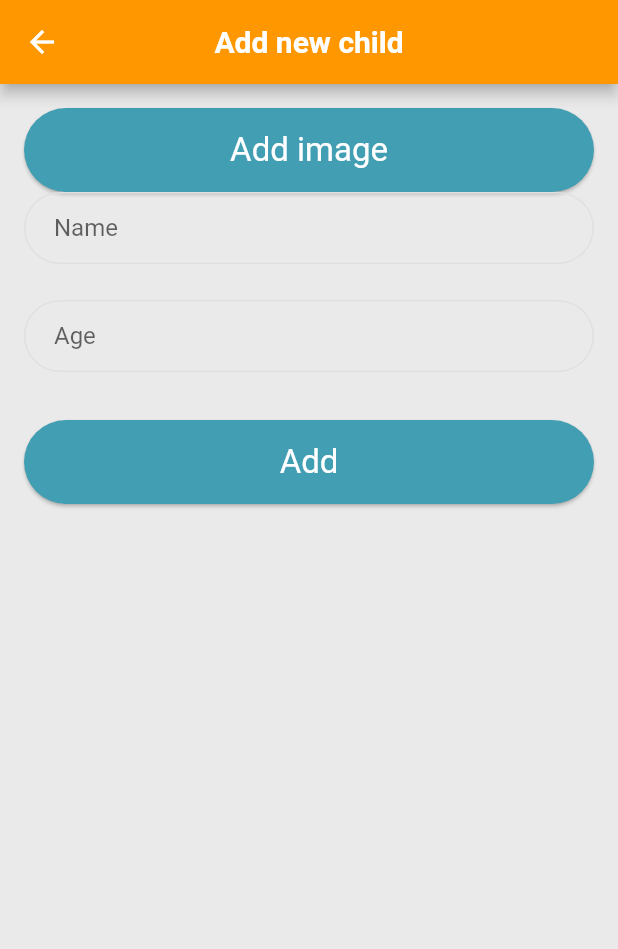
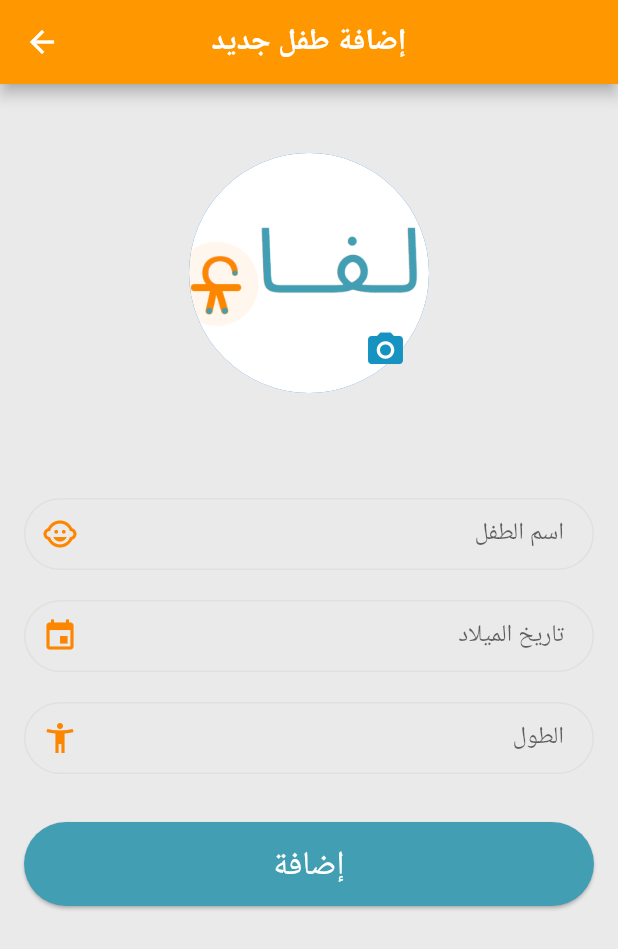
Before and after one commit to Deenalbuali/2022-GP1-3, a Flutter app: the addChild screen opened directly, on a phone screen of 412 x 824 dp. Shown: the top 949 px of the screen. Run offline on Flutter 3.47's test engine with Material 2 defaults, Android fonts, the phone set to English and light mode, and no system bars; our stand-ins replace cloud_firestore, curved_navigation_bar, firebase_core, font_awesome_flutter, image_picker; accounts and stored records are empty.

Commit message:
Add child almost done

```diff
--- a/elfaa/lib/screens/mngChildInfo/addChild.dart
+++ b/elfaa/lib/screens/mngChildInfo/addChild.dart
@@ -1,54 +1,105 @@
+import 'dart:io';
 import 'package:cloud_firestore/cloud_firestore.dart';
+import 'package:flutter/material.dart';
+import 'package:image_picker/image_picker.dart';
 //import 'package:firebase_auth/firebase_auth.dart';
 //import 'package:firebase_core/firebase_core.dart';
-import 'package:flutter/material.dart';
-
 class addChild extends StatefulWidget {
   @override
   State<addChild> createState() => _addChildState();
 }
+
 class _addChildState extends State<addChild> {
+
+//profile image variables
+  PickedFile? _imgFile;
+  final ImagePicker _picker = ImagePicker();
+//information form controllers
   final controllerName = TextEditingController();
-  final controllerAge = TextEditingController();
    final controllerBirthday = TextEditingController();
+  final controllerHeight = TextEditingController();
+
+  TextEditingController email = TextEditingController();
 
 
   @override
   Widget build(BuildContext context) => Scaffold(
-      backgroundColor: Color.fromARGB(255, 235, 234, 234),
+        backgroundColor: const Color.fromARGB(255, 235, 234, 234),
         appBar: AppBar(
-        title: Text(
-          "Add new child",
+          title: const Text(
+            "إضافة طفل جديد",
             style: TextStyle(fontWeight: FontWeight.bold),
           ),
           backgroundColor: Colors.orange,
           centerTitle: true,
         ),
         body: ListView(
-        padding: EdgeInsets.all(16),
-        children: <Widget> [
-          ElevatedButton(onPressed: (){},
-           child: Text ("Add image")),
-        TextField(
+          padding: const EdgeInsets.all(16),
+          children: <Widget>[
+            const SizedBox(height: 30),
+            childImg(),
+            const SizedBox(height: 70),
+            Directionality(
+                textDirection: TextDirection.rtl,
+                child: TextFormField(
+                  textAlign: TextAlign.right,
                   controller: controllerName,
-          decoration: decoration('Name'),
+                  decoration: const InputDecoration(
+                    suffixIcon:
+                        Icon(Icons.child_care, color: Color(0xFFFD8601)),
+                    labelText: "اسم الطفل",
                   ),
-        const SizedBox(height: 24),
-        TextField(
-          controller: controllerAge,
-          decoration: decoration('Age'),
+                  validator: (value) {
+                    if (value!.isEmpty || controllerName.text.trim() == "") {
+                      return "الحقل مطلوب";
+                    }
+                  },
+                )),
+                const SizedBox(height: 20),
+                Directionality(
+                textDirection: TextDirection.rtl,
+                child: TextFormField(
+                  textAlign: TextAlign.right,
+                  controller: controllerBirthday,
+                  decoration: const InputDecoration(
+                    suffixIcon:
+                        Icon(Icons.event, color: Color(0xFFFD8601)),
+                    labelText: "تاريخ الميلاد",
+                  ),
+                  validator: (value) {
+                    if (value!.isEmpty || controllerBirthday.text.trim() == "") {
+                      return "الحقل مطلوب";
+                    }
+                  },
+                )),
+            const SizedBox(height: 20),
+            Directionality(
+                textDirection: TextDirection.rtl,
+                child: TextFormField(
+                  textAlign: TextAlign.right,
+                  controller: controllerHeight,
+                  decoration: const InputDecoration(
+                    suffixIcon:
+                        Icon(Icons.accessibility_new, color: Color(0xFFFD8601)),
+                    labelText: "الطول",
+                  ),
                   keyboardType: TextInputType.number,
+                  validator: (value) {
+                    if (value!.isEmpty || controllerHeight.text.trim() == "") {
+                      return "الحقل مطلوب";
+                    }
+                  },
+                )),
+            const SizedBox(
+              height: 32,
             ),
-
-        const SizedBox(height: 32,),
             ElevatedButton(
-          child: Text('Add'),
-          onPressed: (){
+              child: const Text('إضافة'),
+              onPressed: () {
                 final child = Child(
                     name: controllerName.text,
-              age: int.parse(controllerAge.text),
-              birthday: DateTime.parse('2022-01-01')
-            );
+                    age: int.parse(controllerHeight.text),
+                    birthday: DateTime.parse('2022-01-01'));
 
                 addChild(child);
 
@@ -58,14 +109,87 @@ class _addChildState extends State<addChild> {
           ],
         ),
       );
+  //-----------------Rero's Helping Methods--------------------------------//
+
+  //Adding child's profile picture
+  childImg() {
+    return Center(
+      child: Stack(
+        children: <Widget>[
+          CircleAvatar(
+              radius: 80,
+              backgroundImage: _imgFile == null
+                  ? const AssetImage("assets/images/elfaa.png")
+                  : FileImage(File(_imgFile!.path)) as ImageProvider),
+          Positioned(
+              bottom: 15,
+              right: 15,
+              child: InkWell(
+                  onTap: () {
+                    showModalBottomSheet(
+                        context: context, builder: ((builder) => bottomImgPicker()));
+                  },
+                  child: Icon(Icons.camera_alt,
+                      color: Color.fromARGB(255, 22, 147, 193), size: 28)))
+        ],
+      ),
+    );
+  }
+
+//bottom container of image source options
+  bottomImgPicker() {
+    return Container(
+      height: 100,
+      width: MediaQuery.of(context).size.width,
+      margin: const EdgeInsets.symmetric(horizontal: 20, vertical: 20),
+      child: Column(
+        children: <Widget>[
+          const Text(
+            "chooose image",
+            style: TextStyle(fontSize: 20),
+          ),
+          const SizedBox(height: 20),
+          Row(
+            mainAxisAlignment: MainAxisAlignment.center,
+            children: <Widget>[
+              TextButton.icon(
+                  icon: const Icon(Icons.camera),
+                  onPressed: () {
+                    takePhoto(ImageSource.camera);
+                  },
+                  label: const Text("Camera")),
+              TextButton.icon(
+                  icon: const Icon(Icons.image),
+                  onPressed: () {
+                    takePhoto(ImageSource.gallery);
+                  },
+                  label: const Text("Gallary"))
+            ],
+          )
+        ],
+      ),
+    );
+  }
+
+//Getting the picture from the mobile camera
+  void takePhoto(ImageSource source) async {
+    final pickedFile = await _picker.getImage(source: source);
+    setState(() {
+      _imgFile = pickedFile;
+    });
+  }
 
   InputDecoration decoration(String label) =>
-      InputDecoration(labelText: label, border: OutlineInputBorder());
+      InputDecoration(labelText: label, border: const OutlineInputBorder());
 
-  Future addChild (Child child) async {
+  //adding child doc to a parent doc in the firestore database
+  Future addChild(Child child) async {
     //Reference to document
-    final docChild = FirebaseFirestore.instance.collection('parent').doc('Renad').collection('children').doc(child.name);
-
+    final docChild = FirebaseFirestore.instance
+        .collection('parent')
+        .doc('Renad')
+        .collection('children')
+        .doc(child.name);
 
     final json = child.toJson();
     //Create doc and write data
@@ -73,20 +197,14 @@ class _addChildState extends State<addChild> {
   }
 }
 
+//child object
 class Child {
   final String name;
   final int age;
   final DateTime birthday;
 
-  Child ({
-    required this.name,
-    required this.age,
-    required this.birthday
-});
+  Child({required this.name, required this.age, required this.birthday});
 
-Map<String, dynamic> toJson() => {
-  'name':name,
-  'age':age,
-  'birthday':birthday
-};
+  Map<String, dynamic> toJson() =>
+      {'name': name, 'age': age, 'birthday': birthday};
 }
--- a/elfaa/pubspec.yaml
+++ b/elfaa/pubspec.yaml
@@ -43,6 +43,7 @@ dependencies:
   # The following adds the Cupertino Icons font to your application.
   # Use with the CupertinoIcons class for iOS style icons.
   cupertino_icons: ^1.0.2
+  image_picker: ^0.8.6
 
 dev_dependencies:
   flutter_test:
```
Also changed, not shown: elfaa/pubspec.lock. Lines whose indentation alone changed are shown as unchanged.
